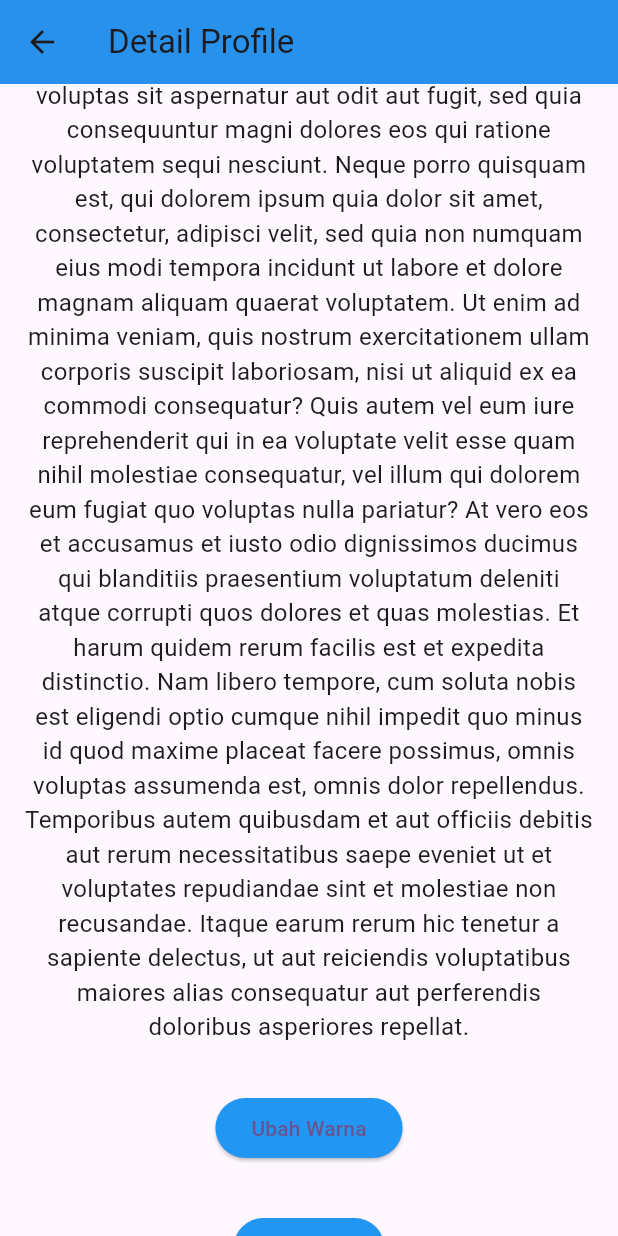
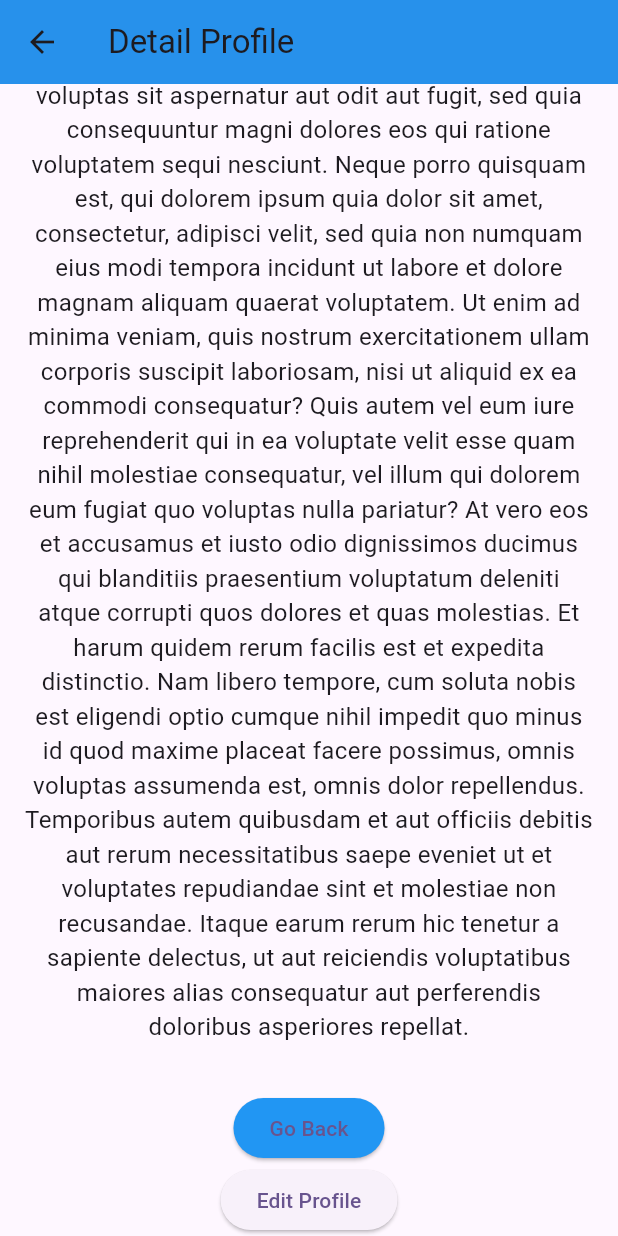
Before and after one commit to Rzz13/Flutter_Project, a Flutter app: the DetailProfile screen opened directly with empty values, scrolled down 1098 dp, on a phone screen of 412 x 824 dp. Run offline on Flutter 3.47's test engine with Material 3 defaults, Android fonts, the phone set to English and light mode, and no system bars; our stand-ins replace fluttertoast; network calls fail.

Commit message:
Update Profile list and detail screens

```diff
--- a/lib/screens/detail_profile.dart
+++ b/lib/screens/detail_profile.dart
@@ -73,14 +73,6 @@ class _DetailProfileState extends State<DetailProfile> {
             ),
             SizedBox(height: 32),
             ElevatedButton(
-              onPressed: () {
-                Fluttertoast.showToast(msg: "Tombol ini belum berfungsi");
-              },
-              style: ElevatedButton.styleFrom(backgroundColor: Colors.blue),
-              child: const Text('Ubah Warna'),
-            ),
-            const SizedBox(height: 32),
-            ElevatedButton(
               onPressed: () async {
                 await Fluttertoast.showToast(msg: "Going back...");
                 Navigator.pop(context, widget.profile);
--- a/lib/screens/list_profile.dart
+++ b/lib/screens/list_profile.dart
@@ -56,7 +56,7 @@ class _ListProfileState extends State<ListProfile> {
               subtitle: Text(profile.bio),
               trailing: Text("NIM: ${profile.nim60}"),
               onTap: () async {
-                final updatedProfile = await Navigator.push<Profile>(
+                final updatedProfile = await Navigator.push(
                   context,
                   MaterialPageRoute(
                     builder: (context) => DetailProfile(profile: profile),
```
